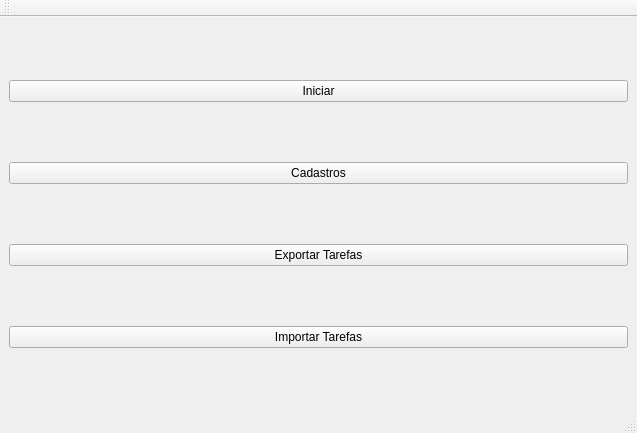
Above: anatomy/mainwindow.ui from caiovosilva/anatomy before the change. Below: the same form after it.
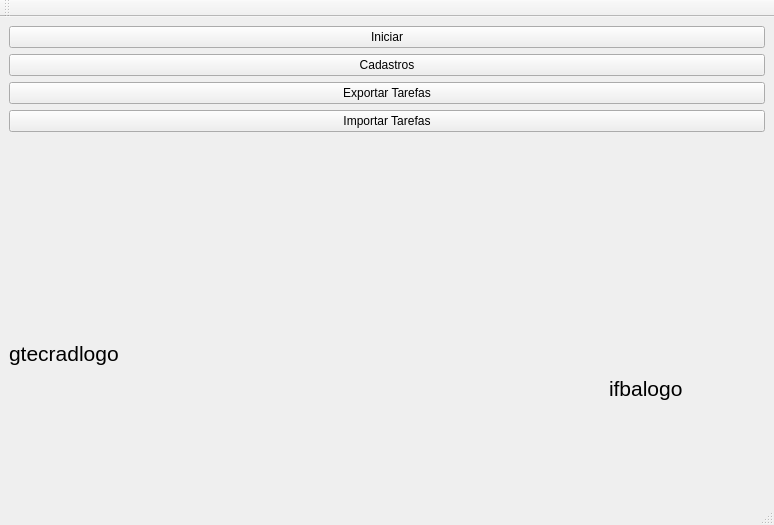
That is the form after the change.

```diff
--- a/anatomy/mainwindow.ui
+++ b/anatomy/mainwindow.ui
@@ -6,8 +6,8 @@
    <rect>
     <x>0</x>
     <y>0</y>
-    <width>637</width>
-    <height>433</height>
+    <width>774</width>
+    <height>525</height>
    </rect>
   </property>
   <property name="windowTitle">
@@ -43,6 +43,46 @@
       </property>
      </widget>
     </item>
+    <item>
+     <widget class="QWidget" name="widget" native="true">
+      <widget class="QLabel" name="ifbalogo">
+       <property name="geometry">
+        <rect>
+         <x>600</x>
+         <y>170</y>
+         <width>151</width>
+         <height>161</height>
+        </rect>
+       </property>
+       <property name="font">
+        <font>
+         <pointsize>16</pointsize>
+        </font>
+       </property>
+       <property name="text">
+        <string>ifbalogo</string>
+       </property>
+      </widget>
+      <widget class="QLabel" name="gtecradlogo">
+       <property name="geometry">
+        <rect>
+         <x>0</x>
+         <y>100</y>
+         <width>501</width>
+         <height>231</height>
+        </rect>
+       </property>
+       <property name="font">
+        <font>
+         <pointsize>16</pointsize>
+        </font>
+       </property>
+       <property name="text">
+        <string>gtecradlogo</string>
+       </property>
+      </widget>
+     </widget>
+    </item>
    </layout>
   </widget>
   <widget class="QMenuBar" name="menubar">
```
Left out of the diff: 2 changed lines with no effect on the pictures.
